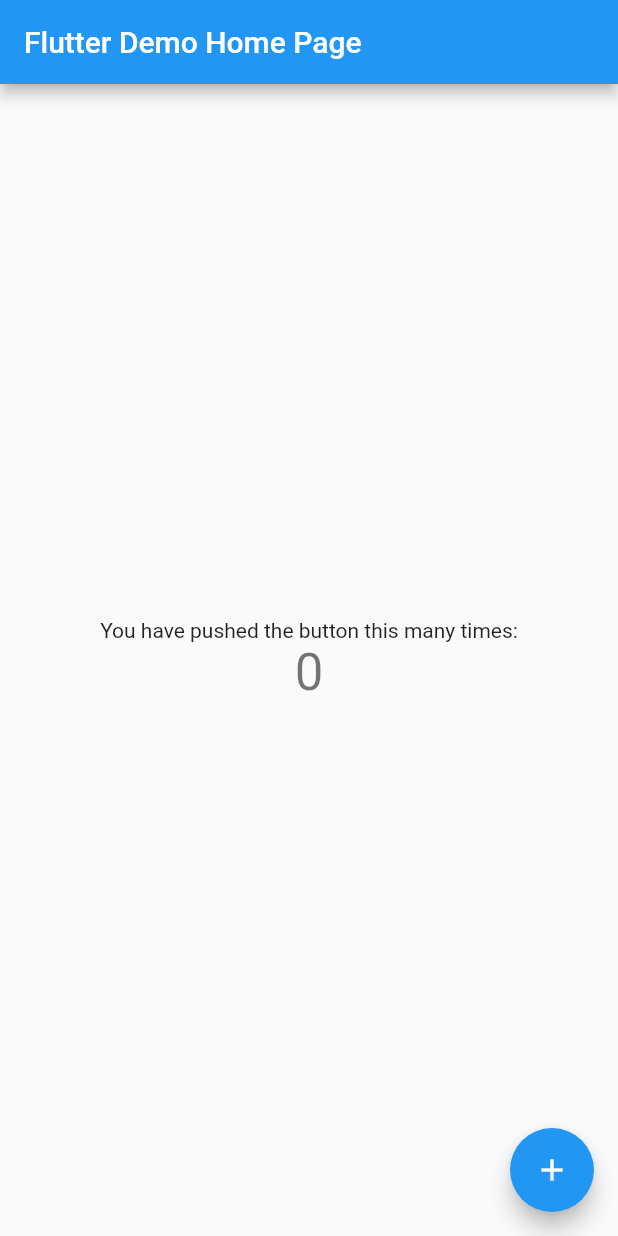
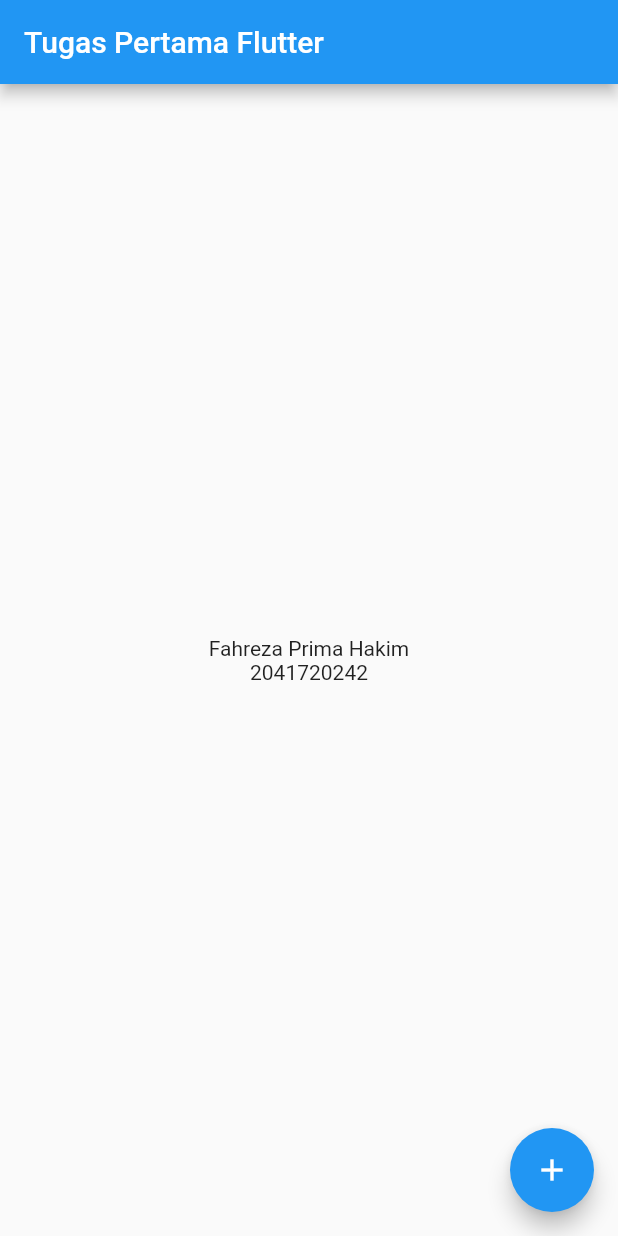
Before and after one commit to primahakim99/MobalW1, a Flutter app: the screen it shows after launch, on a phone screen of 412 x 824 dp. Run offline on Flutter 3.47's test engine with Material 2 defaults, Android fonts, the phone set to English and light mode, and no system bars.

Commit message:
MobalW1_Update1

```diff
--- a/lib/main.dart
+++ b/lib/main.dart
@@ -24,7 +24,7 @@ class MyApp extends StatelessWidget {
         // is not restarted.
         primarySwatch: Colors.blue,
       ),
-      home: const MyHomePage(title: 'Flutter Demo Home Page'),
+      home: const MyHomePage(title: 'Tugas Pertama Flutter'),
     );
   }
 }
@@ -95,13 +95,8 @@ class _MyHomePageState extends State<MyHomePage> {
           // horizontal).
           mainAxisAlignment: MainAxisAlignment.center,
           children: <Widget>[
-            const Text(
-              'You have pushed the button this many times:',
-            ),
-            Text(
-              '$_counter',
-              style: Theme.of(context).textTheme.headline4,
-            ),
+            const Text('Fahreza Prima Hakim'),
+            const Text('2041720242'),
           ],
         ),
       ),
```
